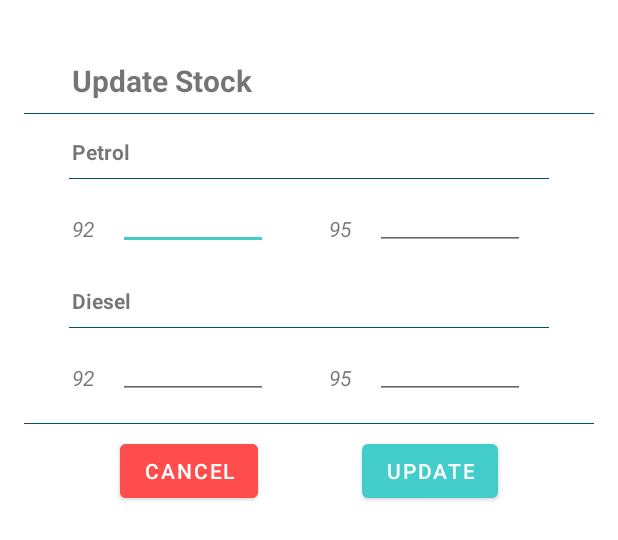
After one commit to KaveenLaksitha/FindTheQ, an Android app: the layout update_stock_modal.xml on its own in the app's theme, with its tools: preview values and no code run, on a phone screen of 412 x 824 dp. The commit adds this screen. Shown: the top 540 px of the screen. Run offline under Robolectric (Android 15) with nearby library versions, the phone set to English and light mode, and no system bars.

Commit message:
added modals

```diff
--- /dev/null
+++ b/app/src/main/res/layout/update_stock_modal.xml
@@ -0,0 +1,193 @@
+<?xml version="1.0" encoding="utf-8"?>
+<androidx.constraintlayout.widget.ConstraintLayout xmlns:android="http://schemas.android.com/apk/res/android"
+    xmlns:app="http://schemas.android.com/apk/res-auto"
+    xmlns:tools="http://schemas.android.com/tools"
+    android:layout_width="wrap_content"
+    android:layout_height="wrap_content"
+    android:layout_margin="16dp">
+
+    <TextView
+        android:id="@+id/textView18"
+        android:layout_width="wrap_content"
+        android:layout_height="wrap_content"
+        android:layout_marginStart="32dp"
+        android:layout_marginTop="24dp"
+        android:text="@string/txtUpdateStock"
+        android:textSize="20sp"
+        android:textStyle="bold"
+        app:layout_constraintStart_toStartOf="parent"
+        app:layout_constraintTop_toTopOf="parent" />
+
+    <View
+        android:id="@+id/space4"
+        android:layout_width="match_parent"
+        android:layout_height="0.7dp"
+        android:layout_marginTop="8dp"
+        android:background="#005175"
+        app:layout_constraintEnd_toEndOf="parent"
+        app:layout_constraintStart_toStartOf="parent"
+        app:layout_constraintTop_toBottomOf="@+id/textView18" />
+
+    <TextView
+        android:id="@+id/textView19"
+        android:layout_width="wrap_content"
+        android:layout_height="wrap_content"
+        android:layout_marginStart="32dp"
+        android:layout_marginTop="24dp"
+        android:text="@string/txtPetrol"
+        android:textStyle="bold"
+        app:layout_constraintStart_toStartOf="parent"
+        app:layout_constraintTop_toBottomOf="@+id/textView18" />
+
+    <View
+        android:id="@+id/space"
+        android:layout_width="match_parent"
+        android:layout_height="0.5dp"
+        android:layout_marginHorizontal="30dp"
+        android:layout_marginTop="8dp"
+        android:background="#005175"
+        app:layout_constraintEnd_toEndOf="parent"
+        app:layout_constraintStart_toStartOf="parent"
+        app:layout_constraintTop_toBottomOf="@+id/textView19" />
+
+    <TextView
+        android:id="@+id/textView20"
+        android:layout_width="wrap_content"
+        android:layout_height="wrap_content"
+        android:layout_marginStart="32dp"
+        android:layout_marginTop="24dp"
+        android:text="@string/txtDiesel"
+        android:textStyle="bold"
+        app:layout_constraintStart_toStartOf="parent"
+        app:layout_constraintTop_toBottomOf="@+id/editTextNumberDecimal" />
+
+    <View
+        android:id="@+id/space2"
+        android:layout_width="match_parent"
+        android:layout_height="0.5dp"
+        android:layout_marginTop="8dp"
+        android:layout_marginHorizontal="30dp"
+        android:background="#005175"
+        app:layout_constraintEnd_toEndOf="parent"
+        app:layout_constraintStart_toStartOf="parent"
+        app:layout_constraintTop_toBottomOf="@+id/textView20" />
+
+    <EditText
+        android:id="@+id/editTextNumberDecimal"
+        android:layout_width="100dp"
+        android:layout_height="48dp"
+        android:layout_marginStart="16dp"
+        android:layout_marginTop="8dp"
+        android:ems="10"
+        android:inputType="numberDecimal"
+        app:layout_constraintStart_toEndOf="@+id/textView21"
+        app:layout_constraintTop_toBottomOf="@+id/textView19" />
+
+    <EditText
+        android:id="@+id/editTextNumberDecimal3"
+        android:layout_width="100dp"
+        android:layout_height="48dp"
+        android:layout_marginStart="16dp"
+        android:layout_marginTop="8dp"
+        android:ems="10"
+        android:inputType="numberDecimal"
+        app:layout_constraintStart_toEndOf="@+id/textView24"
+        app:layout_constraintTop_toBottomOf="@+id/textView20" />
+
+    <EditText
+        android:id="@+id/editTextNumberDecimal4"
+        android:layout_width="100dp"
+        android:layout_height="48dp"
+        android:layout_marginTop="8dp"
+        android:layout_marginEnd="46dp"
+        android:ems="10"
+        android:inputType="numberDecimal"
+        app:layout_constraintEnd_toEndOf="parent"
+        app:layout_constraintTop_toBottomOf="@+id/textView20" />
+
+    <EditText
+        android:id="@+id/editTextNumberDecimal2"
+        android:layout_width="100dp"
+        android:layout_height="48dp"
+        android:layout_marginTop="8dp"
+        android:layout_marginEnd="46dp"
+        android:ems="10"
+        android:inputType="numberDecimal"
+        app:layout_constraintEnd_toEndOf="parent"
+        app:layout_constraintTop_toBottomOf="@+id/textView19" />
+
+    <View
+        android:id="@+id/space3"
+        android:layout_width="match_parent"
+        android:layout_height="0.5dp"
+        android:layout_marginTop="16dp"
+        android:background="#005175"
+        app:layout_constraintEnd_toEndOf="parent"
+        app:layout_constraintStart_toStartOf="parent"
+        app:layout_constraintTop_toBottomOf="@+id/editTextNumberDecimal3" />
+
+    <Button
+        android:id="@+id/button5"
+        android:layout_width="wrap_content"
+        android:layout_height="wrap_content"
+        android:layout_marginStart="64dp"
+        android:layout_marginTop="24dp"
+        android:backgroundTint="#FF4D4D"
+        android:text="@string/txtCancel"
+        app:layout_constraintStart_toStartOf="parent"
+        app:layout_constraintTop_toBottomOf="@+id/editTextNumberDecimal3" />
+
+    <Button
+        android:id="@+id/button6"
+        android:layout_width="wrap_content"
+        android:layout_height="wrap_content"
+        android:layout_marginTop="24dp"
+        android:layout_marginEnd="64dp"
+        android:text="@string/txtUpdate"
+        app:layout_constraintEnd_toEndOf="parent"
+        app:layout_constraintTop_toBottomOf="@+id/editTextNumberDecimal4" />
+
+    <TextView
+        android:id="@+id/textView21"
+        android:layout_width="wrap_content"
+        android:layout_height="wrap_content"
+        android:layout_marginStart="32dp"
+        android:layout_marginTop="32dp"
+        android:text="@string/txtPetrol92"
+        android:textStyle="italic"
+        app:layout_constraintStart_toStartOf="parent"
+        app:layout_constraintTop_toBottomOf="@+id/textView19" />
+
+    <TextView
+        android:id="@+id/textView22"
+        android:layout_width="wrap_content"
+        android:layout_height="wrap_content"
+        android:layout_marginTop="32dp"
+        android:layout_marginEnd="16dp"
+        android:text="@string/txtPetrol95"
+        android:textStyle="italic"
+        app:layout_constraintEnd_toStartOf="@+id/editTextNumberDecimal2"
+        app:layout_constraintTop_toBottomOf="@+id/textView19" />
+
+    <TextView
+        android:id="@+id/textView23"
+        android:layout_width="wrap_content"
+        android:layout_height="wrap_content"
+        android:layout_marginTop="32dp"
+        android:layout_marginEnd="16dp"
+        android:text="@string/txtPetrol95"
+        android:textStyle="italic"
+        app:layout_constraintEnd_toStartOf="@+id/editTextNumberDecimal4"
+        app:layout_constraintTop_toBottomOf="@+id/textView20" />
+
+    <TextView
+        android:id="@+id/textView24"
+        android:layout_width="wrap_content"
+        android:layout_height="wrap_content"
+        android:layout_marginStart="32dp"
+        android:layout_marginTop="32dp"
+        android:text="@string/txtPetrol92"
+        android:textStyle="italic"
+        app:layout_constraintStart_toStartOf="parent"
+        app:layout_constraintTop_toBottomOf="@+id/textView20" />
+</androidx.constraintlayout.widget.ConstraintLayout>
--- a/app/src/main/res/values/strings.xml
+++ b/app/src/main/res/values/strings.xml
@@ -4,4 +4,15 @@
     <string name="login_str">Sign In</string>
     <!-- TODO: Remove or change this placeholder text -->
     <string name="hello_blank_fragment">Hello blank fragment</string>
+    <string name="txtPetrol">Petrol</string>
+    <string name="txtDiesel">Diesel</string>
+    <string name="txtStockArrivalTime">Last stock arrival time :</string>
+    <string name="txtStockFinishTime">Stock finish time :</string>
+    <string name="txtUpdateStock">Update Stock</string>
+    <string name="txtUpdateTime">Update arrival/ finish time</string>
+    <string name="txtSetService">Set as out or service</string>
+    <string name="txtUpdate">Update</string>
+    <string name="txtCancel">Cancel</string>
+    <string name="txtPetrol92">92</string>
+    <string name="txtPetrol95">95</string>
 </resources>
```
Also changed, not shown: app/src/main/AndroidManifest.xml (+8 -1 lines), app/src/main/java/com/example/findtheq/StationUserView.java (added, +14 -0 lines), app/src/main/res/drawable/background_rounded.xml (added, +20 -0 lines), app/src/main/res/layout/activity_station_user_view.xml (added, +233 -0 lines), app/src/main/res/layout/station_list_view.xml (+16 -3 lines), app/src/main/res/layout/update_time_modal.xml (added, +106 -0 lines).
